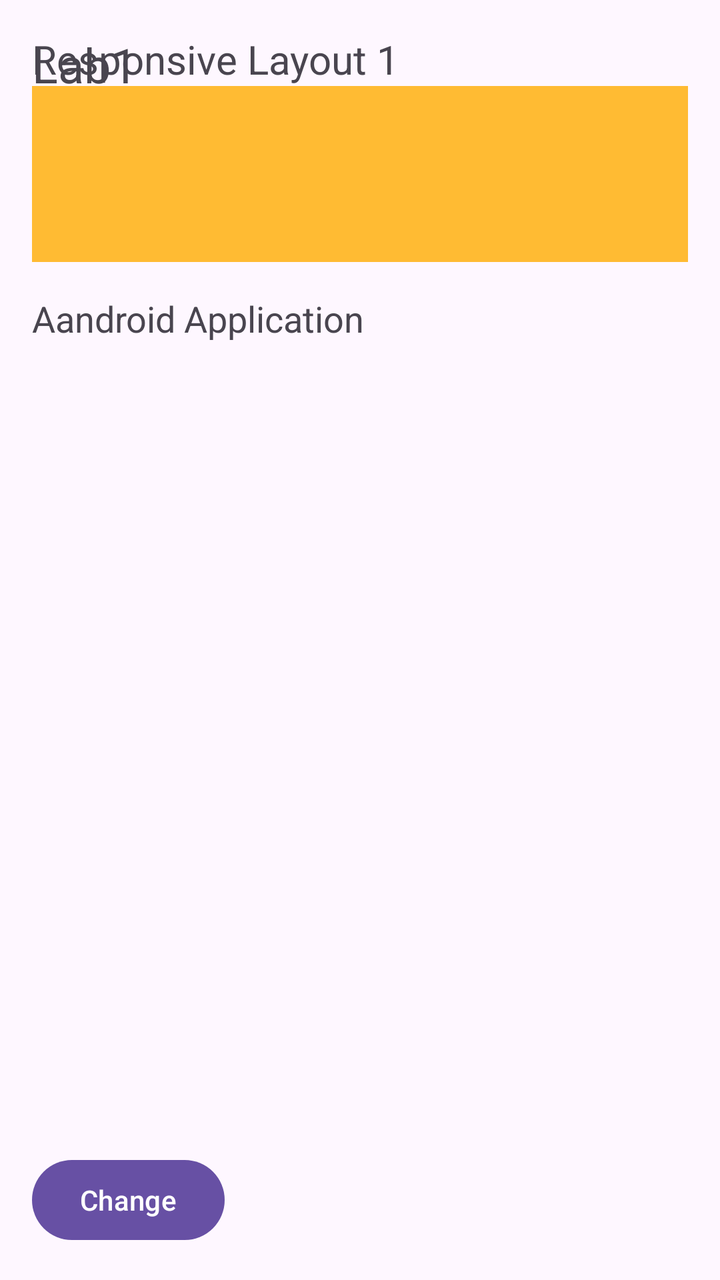
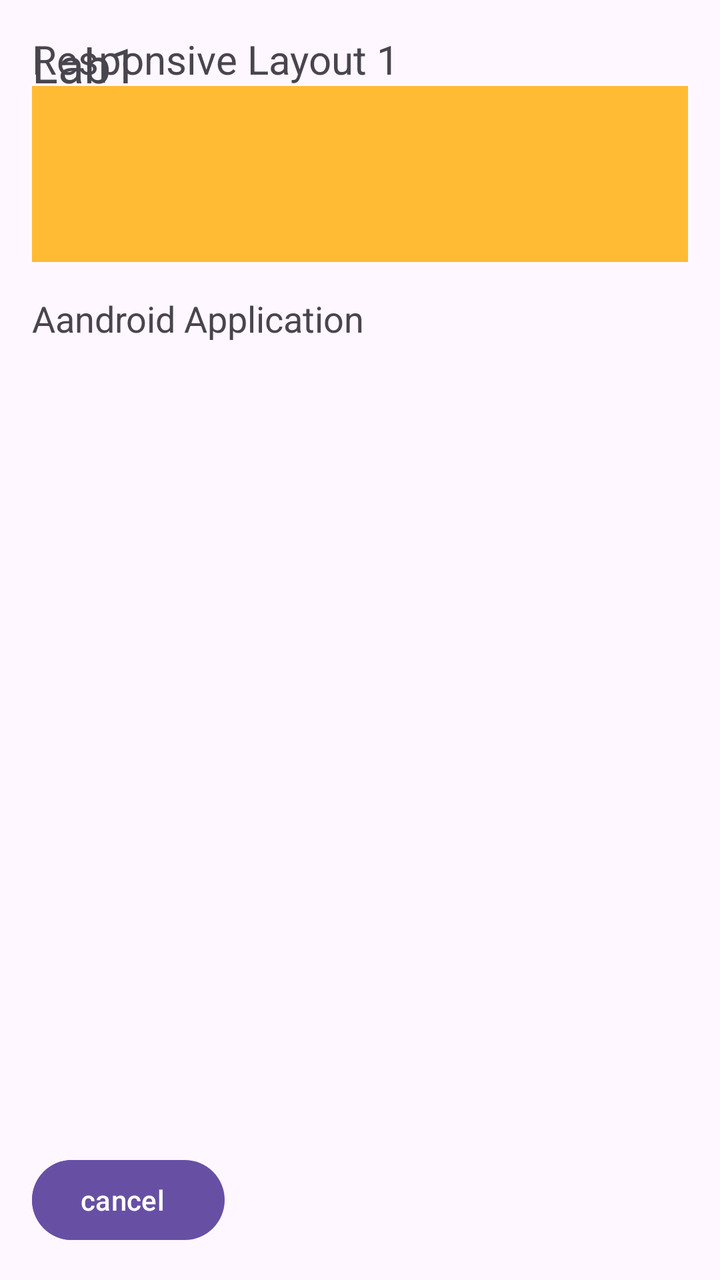

Before-and-after screenshots of an Android layout around one commit, followed by the original layout XML and the change that was made.
<!-- AndroidManifest.xml: application theme Theme.Part2 -->
<!-- res/layout/activity_main.xml -->
<?xml version="1.0" encoding="utf-8"?>
<androidx.constraintlayout.widget.ConstraintLayout xmlns:android="http://schemas.android.com/apk/res/android"
    xmlns:app="http://schemas.android.com/apk/res-auto"
    xmlns:tools="http://schemas.android.com/tools"
    android:id="@+id/main"
    android:layout_width="match_parent"
    android:layout_height="match_parent"
    android:padding="16dp"
    tools:context=".MainActivity">

    <TextView
        android:id="@+id/tv_title1"
        android:layout_width="wrap_content"
        android:layout_height="wrap_content"
        android:text="Lab1"
        android:textSize="24sp"
        app:layout_constraintStart_toStartOf="parent"
        app:layout_constraintTop_toTopOf="parent"/>

    <TextView
        android:id="@+id/tv_title2"
        android:layout_width="wrap_content"
        android:layout_height="wrap_content"
        android:text="Responsive Layout 1"
        android:textSize="20sp"
        app:layout_constraintStart_toStartOf="parent"
        app:layout_constraintTop_toTopOf="@id/tv_title1"/>

    <TextView
        android:id="@+id/tv_this"
        android:layout_width="0dp"
        android:layout_height="88dp"
        android:text="this"
        android:gravity="center"
        android:background="#ff4444"
        app:layout_constraintTop_toBottomOf="@id/tv_title2"
        app:layout_constraintStart_toStartOf="parent"
        app:layout_constraintEnd_toStartOf="@id/tv_is"
        app:layout_constraintHorizontal_chainStyle="spread"/>

    <TextView
        android:id="@+id/tv_is"
        android:layout_width="0dp"
        android:layout_height="88dp"
        android:text="is"
        android:gravity="center"
        android:background="#33b5e5"
        app:layout_constraintTop_toBottomOf="@id/tv_title2"
        app:layout_constraintStart_toStartOf="@id/tv_this"
        app:layout_constraintEnd_toStartOf="@id/tv_my"/>

    <TextView
        android:id="@+id/tv_my"
        android:layout_width="0dp"
        android:layout_height="88dp"
        android:gravity="center"
        android:background="#aa66cc"
        app:layout_constraintTop_toBottomOf="@id/tv_title2"
        app:layout_constraintStart_toStartOf="@id/tv_is"
        app:layout_constraintEnd_toStartOf="@id/tv_first"/>

    <TextView
        android:id="@+id/tv_first"
        android:layout_width="0dp"
        android:layout_height="88dp"
        android:gravity="center"
        android:background="#ffbb33"
        app:layout_constraintTop_toBottomOf="@id/tv_title2"
        app:layout_constraintStart_toStartOf="@id/tv_my"
        app:layout_constraintEnd_toEndOf="parent"/>

    <TextView
        android:id="@+id/tv_app_text"
        android:layout_width="wrap_content"
        android:layout_height="wrap_content"
        android:text="Aandroid Application"
        android:textSize="18sp"
        android:layout_marginTop="16dp"
        app:layout_constraintStart_toStartOf="parent"
        app:layout_constraintTop_toBottomOf="@id/tv_this"/>

    <Button
        android:id="@+id/btn_change"
        android:layout_width="wrap_content"
        android:layout_height="wrap_content"
        android:text="Change"
        app:layout_constraintBottom_toBottomOf="parent"
        app:layout_constraintStart_toStartOf="parent"/>
</androidx.constraintlayout.widget.ConstraintLayout>
<!-- resources referenced by this layout -->
<resources>
  <style name="Theme.Part2" parent="Base.Theme.Part2" />
  <style name="Base.Theme.Part2" parent="Theme.Material3.DayNight.NoActionBar">
          
          
      </style>
</resources>

<!-- the commit's change to res/layout/activity_main.xml (unified diff, before → after) -->
@@ -86,4 +86,13 @@
         android:text="Change"
         app:layout_constraintBottom_toBottomOf="parent"
         app:layout_constraintStart_toStartOf="parent"/>
+
+    <Button
+        android:id="@+id/btn_cancel"
+        android:layout_width="wrap_content"
+        android:layout_height="wrap_content"
+        android:text="cancel"
+        app:layout_constraintBottom_toBottomOf="parent"
+        app:layout_constraintStart_toStartOf="@+id/btn_change"/>
+
 </androidx.constraintlayout.widget.ConstraintLayout>
